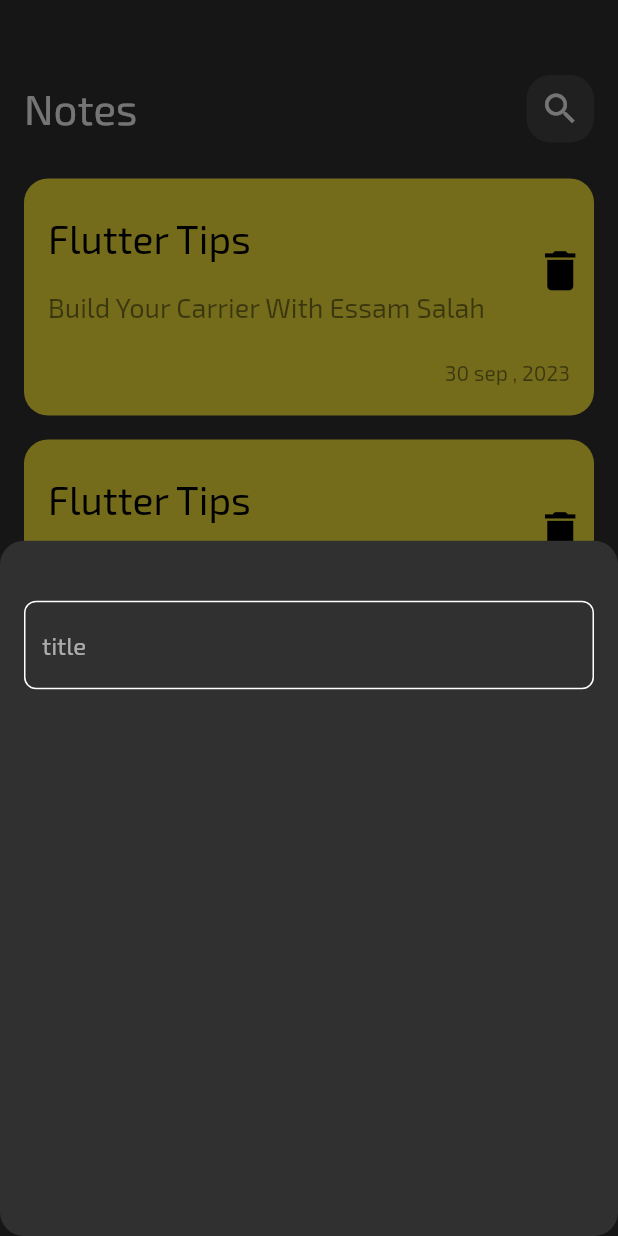
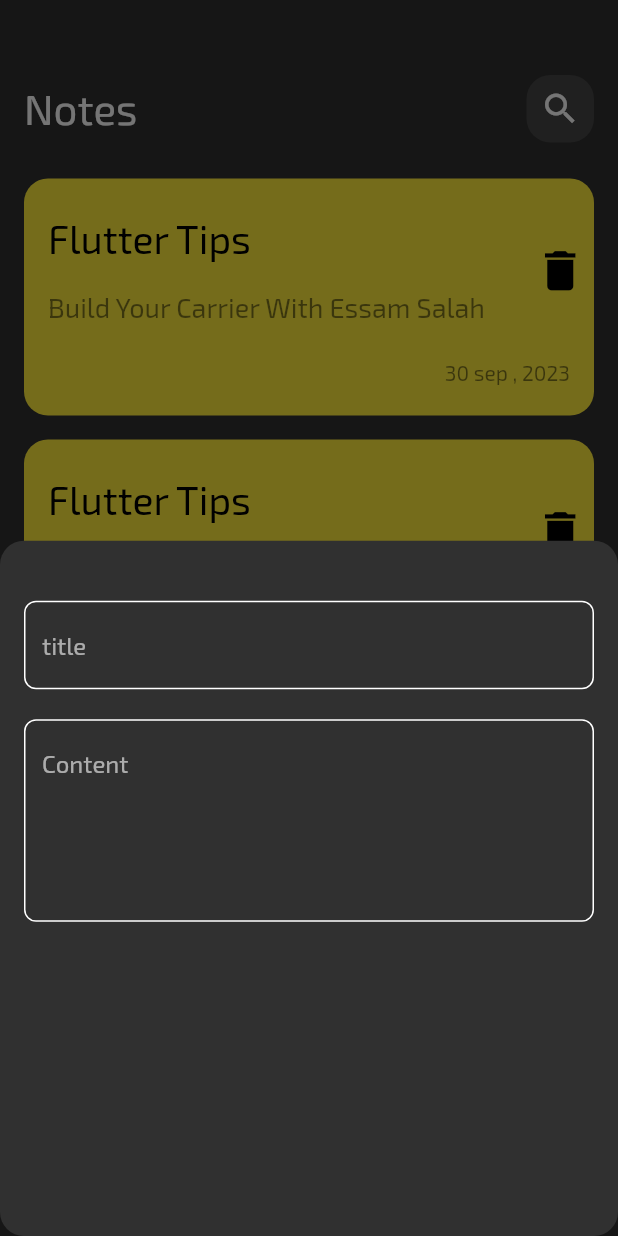
Before and after one commit to issam-S/note-app, a Flutter app: the screen it shows after launch, after a tap on the "add" icon, on a phone screen of 412 x 824 dp. Run offline on Flutter 3.47's test engine with Material 2 defaults, Android fonts, the phone set to English and light mode, and no system bars.

Commit message:
add fileds to notes bottom sheet

```diff
--- a/lib/views/widgets/add_note_bottom_sheet.dart
+++ b/lib/views/widgets/add_note_bottom_sheet.dart
@@ -13,7 +13,16 @@ class AddNoteBottomSheet extends StatelessWidget {
           SizedBox(
             height: 40,
           ),
-          CustomTextFiled()
+          CustomTextFiled(
+            hint: 'title',
+          ),
+          SizedBox(
+            height: 20,
+          ),
+          CustomTextFiled(
+            hint: 'Content',
+            maxLines: 5,
+          ),
         ],
       ),
     );
--- a/lib/views/widgets/custom_text_filed.dart
+++ b/lib/views/widgets/custom_text_filed.dart
@@ -2,14 +2,16 @@ import 'package:flutter/material.dart';
 import 'package:note_app/constants.dart';
 
 class CustomTextFiled extends StatelessWidget {
-  const CustomTextFiled({Key? key}) : super(key: key);
-
+  const CustomTextFiled({Key? key, required this.hint, this.maxLines = 1}) : super(key: key);
+  final String hint;
+  final int maxLines;
   @override
   Widget build(BuildContext context) {
     return TextField(
       cursorColor: kPrimaryColor,
+      maxLines: maxLines,
       decoration: InputDecoration(
-        hintText: 'title',
+        hintText: hint,
         // hintStyle: const TextStyle(color: kPrimaryColor),
         border: buildBorder(),
         enabledBorder: buildBorder(),
```
